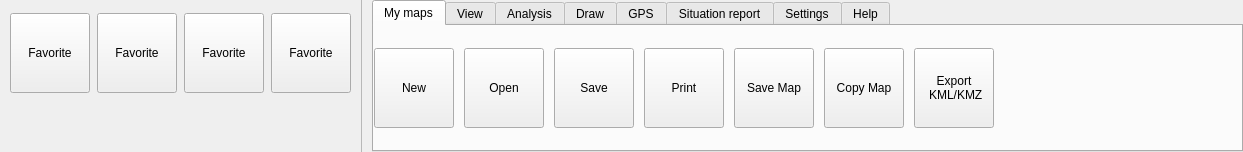
kadas-albireo/kadas-albireo, file src/ui/qgsribbontopwidget.ui: the form before one commit.
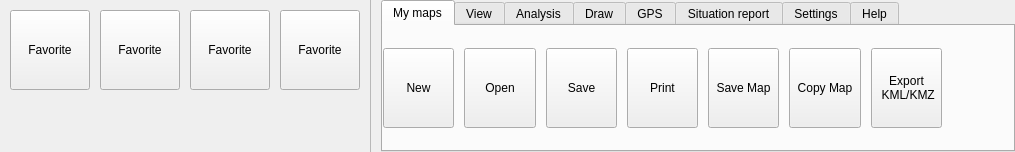
The form after the commit. Icons and pictures are not drawn. Custom widgets are drawn as their Qt base class.

Commit message: Ribbon layout tweaks

```diff
--- a/src/ui/qgsribbontopwidget.ui
+++ b/src/ui/qgsribbontopwidget.ui
@@ -6,7 +6,7 @@
    <rect>
     <x>0</x>
     <y>0</y>
-    <width>1243</width>
+    <width>943</width>
     <height>152</height>
    </rect>
   </property>
@@ -18,7 +18,7 @@
     <number>10</number>
    </property>
    <property name="leftMargin">
-    <number>0</number>
+    <number>10</number>
    </property>
    <property name="topMargin">
     <number>0</number>
@@ -30,29 +30,52 @@
     <number>0</number>
    </property>
    <item>
-    <layout class="QVBoxLayout" name="mFavouritesSearchLayout">
+    <widget class="QWidget" name="mFavoritesSearchBackgroundWidget" native="true">
+     <property name="sizePolicy">
+      <sizepolicy hsizetype="Maximum" vsizetype="Preferred">
+       <horstretch>0</horstretch>
+       <verstretch>0</verstretch>
+      </sizepolicy>
+     </property>
+     <layout class="QVBoxLayout" name="verticalLayout">
      <property name="spacing">
-      <number>0</number>
-     </property>
-     <property name="sizeConstraint">
-      <enum>QLayout::SetDefaultConstraint</enum>
-     </property>
+       <number>10</number>
+      </property>
      <property name="leftMargin">
+       <number>0</number>
+      </property>
+      <property name="topMargin">
       <number>10</number>
      </property>
      <property name="rightMargin">
       <number>0</number>
      </property>
      <property name="bottomMargin">
-      <number>0</number>
+       <number>10</number>
      </property>
      <item>
-      <layout class="QHBoxLayout" name="horizontalLayout">
+       <widget class="QWidget" name="mFavoriteBackgroundWidget" native="true">
+        <property name="sizePolicy">
+         <sizepolicy hsizetype="Maximum" vsizetype="Preferred">
+          <horstretch>0</horstretch>
+          <verstretch>0</verstretch>
+         </sizepolicy>
+        </property>
+        <layout class="QHBoxLayout" name="horizontalLayout_2">
        <property name="spacing">
-        <number>7</number>
-       </property>
+          <number>10</number>
+         </property>
+         <property name="leftMargin">
+          <number>0</number>
+         </property>
        <property name="topMargin">
-        <number>6</number>
+          <number>0</number>
+         </property>
+         <property name="rightMargin">
+          <number>0</number>
+         </property>
+         <property name="bottomMargin">
+          <number>0</number>
        </property>
        <item>
         <widget class="QgsRibbonButton" name="mFavoriteButton1">
@@ -64,7 +87,7 @@
          </property>
          <property name="minimumSize">
           <size>
-           <width>0</width>
+             <width>80</width>
            <height>80</height>
           </size>
          </property>
@@ -105,7 +128,7 @@
          </property>
          <property name="minimumSize">
           <size>
-           <width>0</width>
+             <width>80</width>
            <height>80</height>
           </size>
          </property>
@@ -143,7 +166,7 @@
          </property>
          <property name="minimumSize">
           <size>
-           <width>0</width>
+             <width>80</width>
            <height>80</height>
           </size>
          </property>
@@ -181,7 +204,7 @@
          </property>
          <property name="minimumSize">
           <size>
-           <width>0</width>
+             <width>80</width>
            <height>80</height>
           </size>
          </property>
@@ -210,24 +233,20 @@
         </widget>
        </item>
       </layout>
+       </widget>
      </item>
      <item>
       <widget class="QgsSearchBox" name="mSearchWidget" native="true">
-       <property name="minimumSize">
-        <size>
-         <width>0</width>
-         <height>45</height>
-        </size>
-       </property>
-       <property name="maximumSize">
-        <size>
-         <width>16777215</width>
-         <height>45</height>
-        </size>
+        <property name="sizePolicy">
+         <sizepolicy hsizetype="Expanding" vsizetype="Preferred">
+          <horstretch>0</horstretch>
+          <verstretch>0</verstretch>
+         </sizepolicy>
        </property>
       </widget>
      </item>
     </layout>
+    </widget>
    </item>
    <item>
     <widget class="QFrame" name="mSeparatorFrame">
```
Lines whose indentation alone changed are shown as unchanged.
